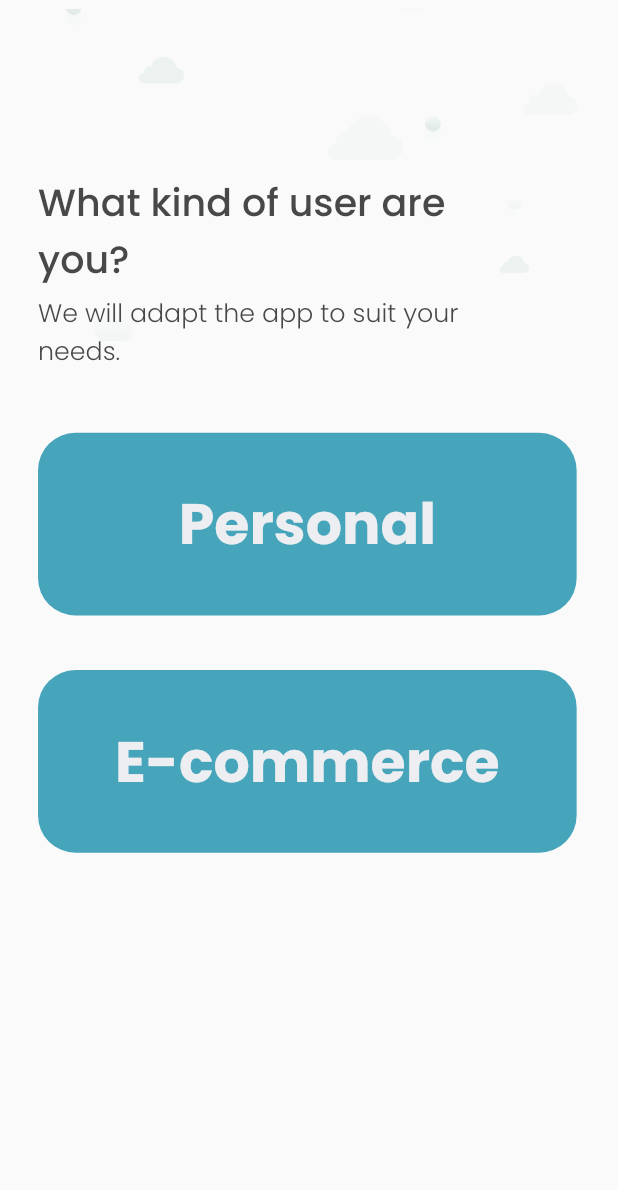
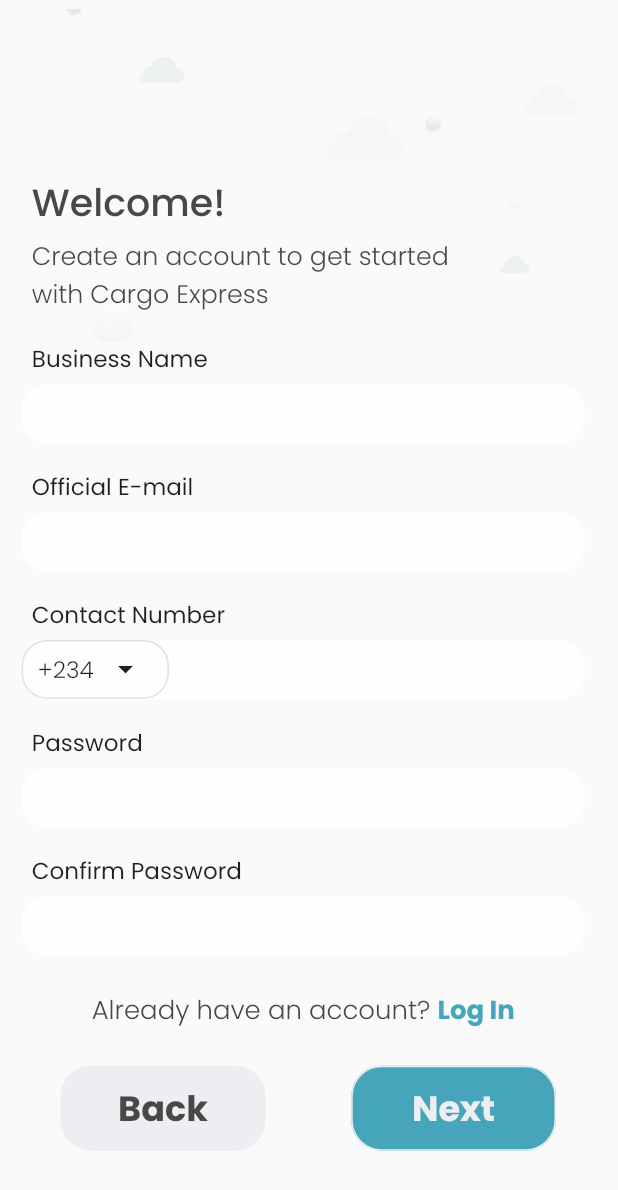
Before and after one commit to FUSION-FUSION/Mobile-Assessment-Flutter, a Flutter app: the screen it shows after launch, after a tap on "E-commerce", on a phone screen of 412 x 824 dp. Shown: the top 1190 px of the screen. Run offline on Flutter 3.47's test engine with Material 2 defaults, Android fonts, the light colour scheme and no system bars; our stand-ins replace country_code_picker.

Commit message:
built ecommerce signup screen

```diff
--- /dev/null
+++ b/lib/app/presentation/ecommerce_sign_up_screen.dart
@@ -0,0 +1,160 @@
+import 'package:country_code_picker/country_code_picker.dart';
+import 'package:flutter/gestures.dart';
+import 'package:flutter/material.dart';
+import 'package:mobile_assessment_flutter/core/constants.dart';
+import 'package:mobile_assessment_flutter/core/reuseables.dart';
+import 'package:mobile_assessment_flutter/core/screen_size_config.dart';
+
+class EcommerceSignUpScreen extends StatefulWidget {
+  const EcommerceSignUpScreen({Key? key}) : super(key: key);
+
+  @override
+  State<EcommerceSignUpScreen> createState() => _EcommerceSignUpScreenState();
+}
+
+class _EcommerceSignUpScreenState extends State<EcommerceSignUpScreen> {
+  @override
+  Widget build(BuildContext context) {
+    ScreenSizeConfig.init(context);
+    return buildRegistrationScreenBackground(
+        child: Padding(
+      padding: EdgeInsets.only(
+          left: getProportionateScreenWidth(15),
+          right: getProportionateScreenWidth(23),
+          bottom: getProportionateScreenHeight(88.54)),
+      child: Column(
+        crossAxisAlignment: CrossAxisAlignment.start,
+        children: [
+          Padding(
+            padding: EdgeInsets.only(left: getProportionateScreenWidth(7)),
+            child: buildRegistrationScreenHeader(
+              title: 'Welcome!',
+              subtitle: Text(
+                'Create an account to get started\nwith Cargo Express',
+                style: TextStyle(
+                    color: Palette.headerTextColor,
+                    fontSize: getProportionateScreenWidth(17.55),
+                    fontFamily: FontFamily.light,
+                    fontWeight: FontWeight.w300),
+              ),
+            ),
+          ),
+          SizedBox(height: getProportionateScreenHeight(22.44)),
+          BuildTextInputField(
+            text: 'Business Name',
+            keyboardType: TextInputType.text,
+          ),
+          SizedBox(height: getProportionateScreenHeight(20)),
+          BuildTextInputField(
+            text: 'Official E-mail',
+            keyboardType: TextInputType.emailAddress,
+          ),
+          SizedBox(height: getProportionateScreenHeight(20)),
+          BuildTextInputField(
+            text: 'Contact Number',
+            prefix: Container(
+                padding: EdgeInsets.only(left: getProportionateScreenWidth(10)),
+                height: getProportionateScreenHeight(44),
+                width: getProportionateScreenWidth(102),
+                decoration: BoxDecoration(
+                    borderRadius: BorderRadius.circular(17),
+                    border: Border.all(color: Color.fromARGB(255, 230, 223, 223))),
+                child: Row(
+                  children: [
+                    Text(
+                      '+234',
+                      style: TextStyle(
+                        fontSize: getProportionateScreenWidth(16),
+                        fontFamily: FontFamily.light,
+                        color: Palette.textColor,
+                        fontWeight: FontWeight.w300
+                      ),
+                    ),
+                    SizedBox(
+                      width: getProportionateScreenWidth(9.65),
+                    ),
+                    Icon(Icons.arrow_drop_down, color: Palette.textColor,)
+                  ],
+                )),
+            keyboardType: TextInputType.number,
+          ),
+          SizedBox(height: getProportionateScreenHeight(20)),
+          BuildTextInputField(
+            text: 'Password',
+            keyboardType: TextInputType.text,
+          ),
+          SizedBox(height: getProportionateScreenHeight(20)),
+          BuildTextInputField(
+            text: 'Confirm Password',
+            keyboardType: TextInputType.text,
+          ),
+          SizedBox(height: getProportionateScreenHeight(27)),
+          Align(
+            alignment: Alignment.center,
+            child: RichText(
+              text: TextSpan(
+                text: 'Already have an account? ',
+                style: TextStyle(
+                    fontSize: getProportionateScreenWidth(18),
+                    fontWeight: FontWeight.w300,
+                    color: Palette.headerTextColor,
+                    fontFamily: FontFamily.light),
+                children: [
+                  TextSpan(
+                    text: 'Log In',
+                    recognizer: TapGestureRecognizer()..onTap = () {},
+                    style: TextStyle(
+                        fontSize: getProportionateScreenWidth(18),
+                        fontWeight: FontWeight.w600,
+                        color: Palette.primaryColor,
+                        fontFamily: FontFamily.bold),
+                  ),
+                ],
+              ),
+            ),
+          ),
+          SizedBox(height: getProportionateScreenHeight(27)),
+          Padding(
+            padding: EdgeInsets.only(
+                left: getProportionateScreenWidth(27),
+                right: getProportionateScreenWidth(20)),
+            child: Row(
+              mainAxisAlignment: MainAxisAlignment.spaceBetween,
+              children: [
+                BuildButton(
+                  onPressed: () {
+                    Navigator.pop(context);
+                  },
+                  buttonText: 'Back',
+                  containerHeight: 63.64,
+                  containerWidth: 141.77,
+                  borderRadiusSize: 20.25,
+                  buttonTextSize: 24.3,
+                  buttonTextColor: Palette.headerTextColor,
+                  buttonColor: Palette.whiteColor,
+                  borderColor: Palette.whiteColor,
+                  buttonTextWeight: FontWeight.w500,
+                  buttonTextFamily: FontFamily.bold,
+                ),
+                BuildButton(
+                  onPressed: () {},
+                  buttonText: 'Next',
+                  containerHeight: 63.64,
+                  containerWidth: 141.77,
+                  borderRadiusSize: 20.25,
+                  buttonTextSize: 24.3,
+                  buttonTextColor: Palette.whiteColor,
+                  buttonColor: Palette.primaryColor,
+                  borderColor: Palette.whiteColor,
+                  buttonTextWeight: FontWeight.w500,
+                  buttonTextFamily: FontFamily.bold,
+                ),
+              ],
+            ),
+          )
+        ],
+      ),
+    ));
+    ;
+  }
+}
--- a/lib/app/presentation/get_started_screen.dart
+++ b/lib/app/presentation/get_started_screen.dart
@@ -1,4 +1,5 @@
 import 'package:flutter/material.dart';
+import 'package:mobile_assessment_flutter/app/presentation/ecommerce_sign_up_screen.dart';
 import 'package:mobile_assessment_flutter/core/constants.dart';
 import 'package:mobile_assessment_flutter/core/reuseables.dart';
 
@@ -39,12 +40,18 @@
               buttonTextSize: 39.5,
               buttonTextColor: Palette.whiteColor,
               buttonColor: Palette.primaryColor,
+              borderColor: Palette.primaryColor,
               buttonTextWeight: FontWeight.w700,
               buttonTextFamily: FontFamily.bold,
             ),
             SizedBox(height: getProportionateScreenHeight(40.96)),
             BuildButton(
-              onPressed: () {},
+              onPressed: () {
+                Navigator.push(
+                    context,
+                    MaterialPageRoute(
+                        builder: (context) => EcommerceSignUpScreen()));
+              },
               buttonText: 'E-commerce',
               containerHeight: 136.78,
               containerWidth: 373.03,
@@ -52,10 +59,10 @@
               buttonTextSize: 39.5,
               buttonTextColor: Palette.whiteColor,
               buttonColor: Palette.primaryColor,
+              borderColor: Palette.primaryColor,
               buttonTextWeight: FontWeight.w700,
               buttonTextFamily: FontFamily.bold,
             ),
-
           ],
         ),
       ),
--- a/lib/core/reuseables.dart
+++ b/lib/core/reuseables.dart
@@ -11,8 +11,8 @@
     ScreenSizeConfig.init(context);
     return Scaffold(
       body: Container(
-        height: MediaQuery.of(context).size.height,
-        width: MediaQuery.of(context).size.width,
+        // height: MediaQuery.of(context).size.height,
+        // width: MediaQuery.of(context).size.width,
         decoration: BoxDecoration(
           // color: Colors.black
           gradient: LinearGradient(
@@ -75,8 +75,8 @@
 }
 
 class BuildButton extends StatelessWidget {
-  BuildButton(
-      {required this.onPressed,
+  BuildButton({
+    required this.onPressed,
     required this.buttonText,
     required this.containerHeight,
     required this.containerWidth,
@@ -84,6 +84,7 @@
     required this.buttonTextSize,
     required this.buttonTextColor,
     required this.buttonColor,
+    required this.borderColor,
     required this.buttonTextWeight,
     required this.buttonTextFamily,
   });
@@ -96,6 +97,7 @@
   double buttonTextSize;
   Color buttonTextColor;
   Color buttonColor;
+  Color borderColor;
   FontWeight buttonTextWeight;
   String buttonTextFamily;
 
@@ -119,8 +121,56 @@
             primary: buttonColor,
             shape: RoundedRectangleBorder(
               borderRadius: BorderRadius.circular(borderRadiusSize),
+              side: BorderSide(
+                    color: borderColor
+                )
             )),
       ),
     );
   }
 }
+
+class BuildTextInputField extends StatelessWidget {
+  String text;
+  Widget? prefix;
+  TextInputType keyboardType;
+
+  BuildTextInputField(
+      {required this.text, this.prefix, required this.keyboardType});
+
+  @override
+  Widget build(BuildContext context) {
+    return Column(
+      crossAxisAlignment: CrossAxisAlignment.start,
+      children: [
+        Padding(
+          padding: EdgeInsets.only(left: getProportionateScreenWidth(7)),
+          child: Text(
+            text,
+            style: TextStyle(
+                color: Palette.textColor,
+                fontSize: getProportionateScreenWidth(16),
+                fontWeight: FontWeight.w400,
+                fontFamily: FontFamily.regular),
+          ),
+        ),
+        SizedBox(height: getProportionateScreenHeight(6)),
+        Container(
+          height: getProportionateScreenHeight(44),
+          width: getProportionateScreenWidth(390),
+          child: TextField(
+              cursorColor: Palette.textColor,
+              keyboardType: keyboardType,
+              decoration: InputDecoration(
+                prefixIcon: prefix,
+                filled: true,
+                fillColor: Palette.textFieldColor,
+                border: OutlineInputBorder(
+                    borderSide: BorderSide.none,
+                    borderRadius: BorderRadius.circular(17)),
+              )),
+        )
+      ],
+    );
+  }
+}
--- a/lib/main.dart
+++ b/lib/main.dart
@@ -1,5 +1,6 @@
 import 'package:flutter/material.dart';
 import 'package:mobile_assessment_flutter/app/presentation/splash_Screen.dart';
+
 
 void main() {
   runApp(const MyApp());
```
Also changed, not shown: lib/app/presentation/personal_sign_up_screen.dart (added). Lines whose indentation alone changed are shown as unchanged.
